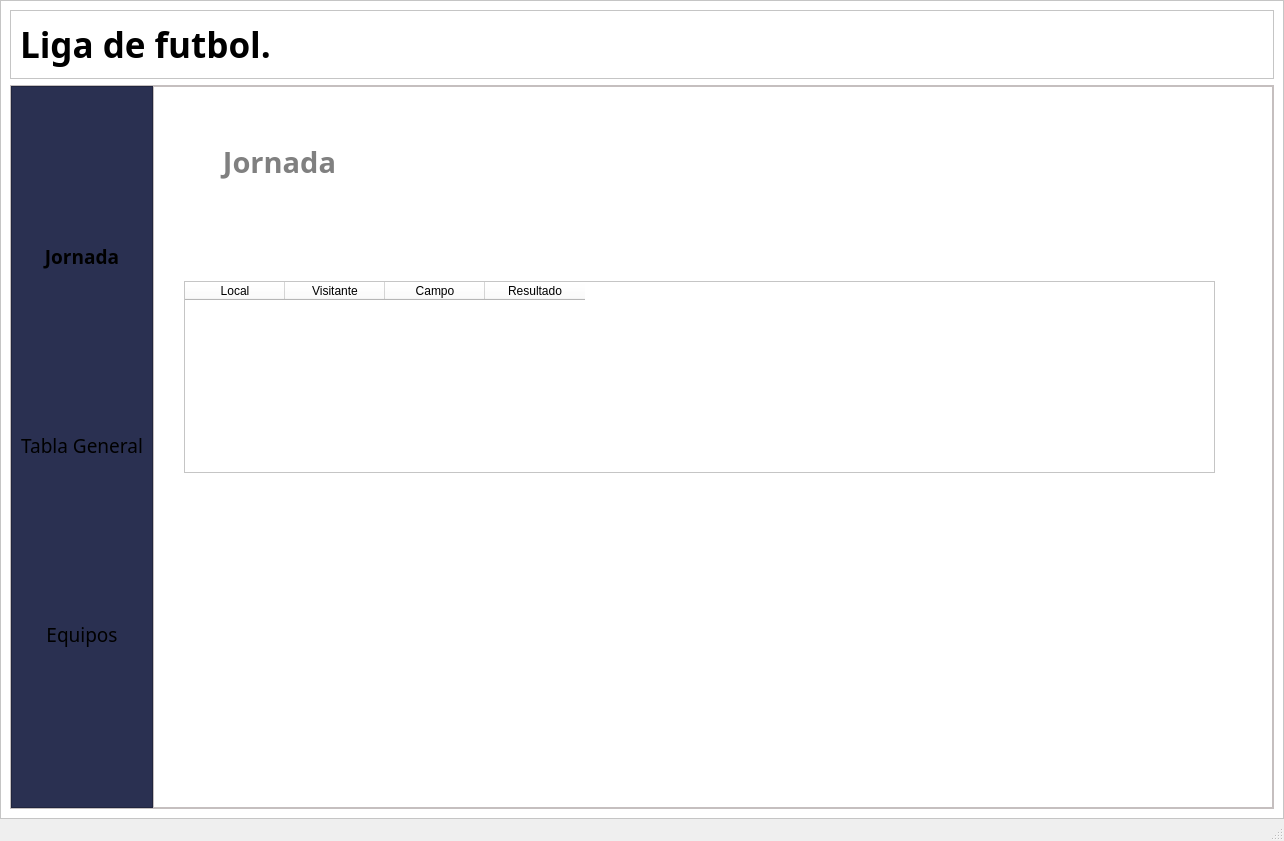
This is Presentacion/InterfacesUI/ventana_principal.ui in Roycard0828/LigaFutbol as Qt 5 draws it before an edit. The edited form follows.
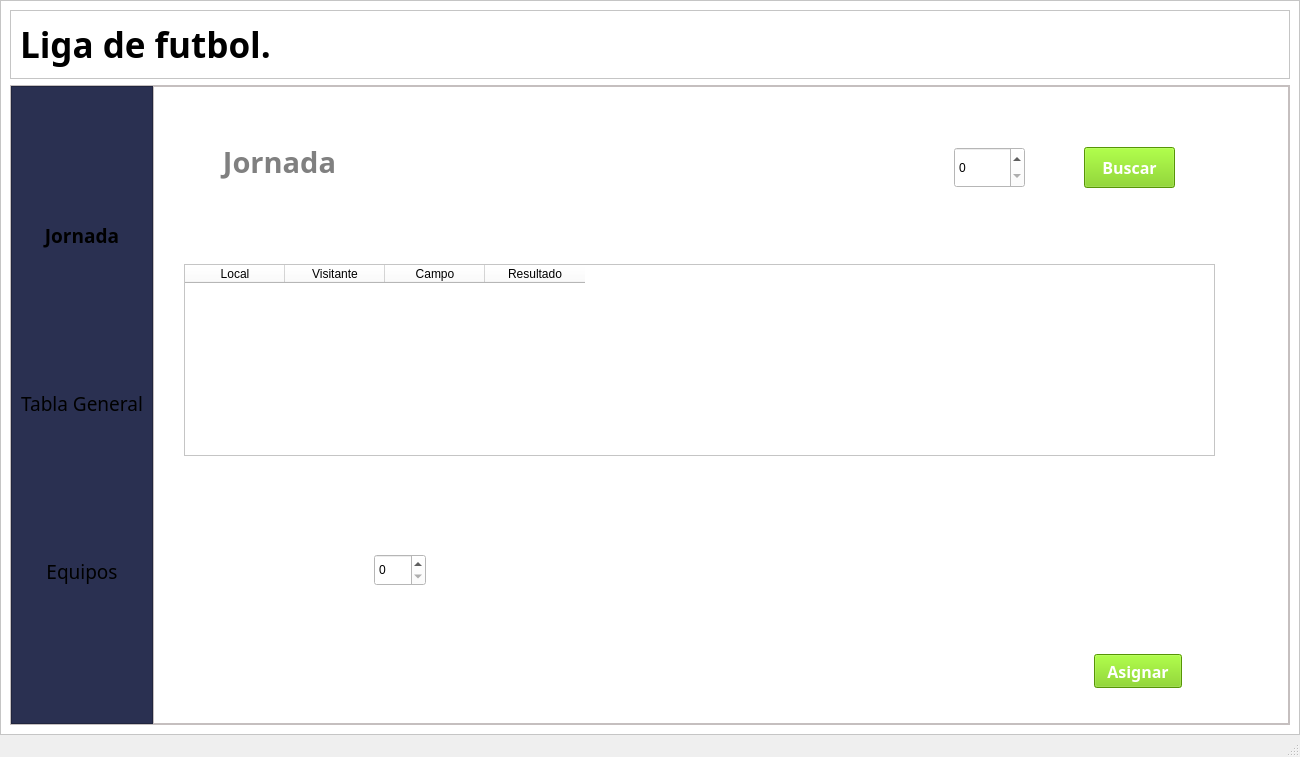
This is the edited form. The open tabs and pages were chosen to show the change.

Commit message: Funcionalidad para extraer partidos por numero de jornada, terminada #11

The edit to the form file:
```diff
--- a/Presentacion/InterfacesUI/ventana_principal.ui
+++ b/Presentacion/InterfacesUI/ventana_principal.ui
@@ -6,8 +6,8 @@
    <rect>
     <x>0</x>
     <y>0</y>
-    <width>1284</width>
-    <height>841</height>
+    <width>1300</width>
+    <height>757</height>
    </rect>
   </property>
   <property name="windowTitle">
@@ -672,6 +672,53 @@
                      <string>&lt;html&gt;&lt;head/&gt;&lt;body&gt;&lt;p align=&quot;center&quot;&gt;&lt;span style=&quot; font-size:22pt;&quot;&gt;Jornada&lt;/span&gt;&lt;/p&gt;&lt;/body&gt;&lt;/html&gt;</string>
                     </property>
                    </widget>
+                   <widget class="QPushButton" name="BtnBuscarJornada">
+                    <property name="geometry">
+                     <rect>
+                      <x>930</x>
+                      <y>60</y>
+                      <width>91</width>
+                      <height>41</height>
+                     </rect>
+                    </property>
+                    <property name="font">
+                     <font>
+                      <family>Noto Sans Mono SemiBold</family>
+                      <pointsize>12</pointsize>
+                      <weight>75</weight>
+                      <bold>true</bold>
+                     </font>
+                    </property>
+                    <property name="styleSheet">
+                     <string notr="true">QPushButton{
+	background-color: rgb(120, 208, 9);
+	color:white;
+
+}
+
+QPushButton:hover{
+	background-color:white;
+	border-color:black;
+	color:black;
+}</string>
+                    </property>
+                    <property name="text">
+                     <string>Buscar</string>
+                    </property>
+                   </widget>
+                   <widget class="QSpinBox" name="NumJornada">
+                    <property name="geometry">
+                     <rect>
+                      <x>800</x>
+                      <y>60</y>
+                      <width>71</width>
+                      <height>41</height>
+                     </rect>
+                    </property>
+                    <property name="styleSheet">
+                     <string notr="true">color:black;</string>
+                    </property>
+                   </widget>
                   </widget>
                  </item>
                  <item>
@@ -688,12 +735,36 @@
                       <height>192</height>
                      </rect>
                     </property>
+                    <property name="autoFillBackground">
+                     <bool>false</bool>
+                    </property>
                     <property name="styleSheet">
                      <string notr="true">	color:balck;
 	font: 63 11pt &quot;Noto Sans Mono SemiBold&quot;;
 	text-align:center;
 	border-color_black</string>
                     </property>
+                    <property name="showGrid">
+                     <bool>true</bool>
+                    </property>
+                    <property name="wordWrap">
+                     <bool>true</bool>
+                    </property>
+                    <attribute name="horizontalHeaderVisible">
+                     <bool>true</bool>
+                    </attribute>
+                    <attribute name="horizontalHeaderCascadingSectionResizes">
+                     <bool>false</bool>
+                    </attribute>
+                    <attribute name="horizontalHeaderHighlightSections">
+                     <bool>true</bool>
+                    </attribute>
+                    <attribute name="horizontalHeaderShowSortIndicator" stdset="0">
+                     <bool>true</bool>
+                    </attribute>
+                    <attribute name="verticalHeaderVisible">
+                     <bool>true</bool>
+                    </attribute>
                     <column>
                      <property name="text">
                       <string>Local</string>
@@ -715,6 +786,50 @@
                      </property>
                     </column>
                    </widget>
+                   <widget class="QSpinBox" name="spinBox">
+                    <property name="geometry">
+                     <rect>
+                      <x>220</x>
+                      <y>340</y>
+                      <width>52</width>
+                      <height>32</height>
+                     </rect>
+                    </property>
+                   </widget>
+                   <widget class="QPushButton" name="BtnAsignar">
+                    <property name="geometry">
+                     <rect>
+                      <x>940</x>
+                      <y>440</y>
+                      <width>88</width>
+                      <height>34</height>
+                     </rect>
+                    </property>
+                    <property name="font">
+                     <font>
+                      <family>Noto Sans Mono SemiBold</family>
+                      <pointsize>12</pointsize>
+                      <weight>75</weight>
+                      <bold>true</bold>
+                     </font>
+                    </property>
+                    <property name="styleSheet">
+                     <string notr="true">QPushButton{
+	background-color: rgb(120, 208, 9);
+	color:white;
+
+}
+
+QPushButton:hover{
+	background-color:white;
+	border-color:black;
+	color:black;
+}</string>
+                    </property>
+                    <property name="text">
+                     <string>Asignar</string>
+                    </property>
+                   </widget>
                   </widget>
                  </item>
                 </layout>
```
Left out of the diff: 10 changed lines with no effect on the pictures. The commit also changes 5 other files.
